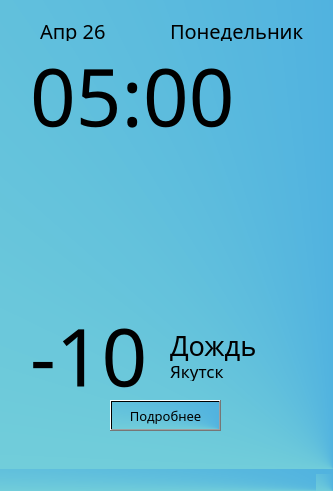
Above: 5.ui from Animila/PyWeather before the change. Below: the same form after it.
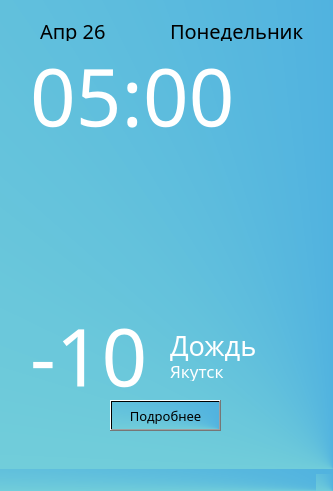
That is the form after the change. Icons and pictures are not drawn.

```diff
--- a/5.ui
+++ b/5.ui
@@ -33,7 +33,8 @@
      </font>
     </property>
     <property name="styleSheet">
-     <string notr="true">background-color: None;</string>
+     <string notr="true">background-color: None;
+color: rgb(255, 255, 255);</string>
     </property>
     <property name="text">
      <string>05:00</string>
@@ -74,10 +75,13 @@
      <font>
       <family>Dubai Medium</family>
       <pointsize>20</pointsize>
+      <underline>false</underline>
+      <strikeout>false</strikeout>
      </font>
     </property>
     <property name="styleSheet">
-     <string notr="true">background-color: None;</string>
+     <string notr="true">background-color: None;
+color: rgb(255, 255, 255);</string>
     </property>
     <property name="text">
      <string>Дождь</string>
@@ -99,7 +103,8 @@
      </font>
     </property>
     <property name="styleSheet">
-     <string notr="true">background-color: None;</string>
+     <string notr="true">background-color: None;
+color: rgb(255, 255, 255);</string>
     </property>
     <property name="text">
      <string>-10</string>
@@ -121,7 +126,8 @@
      </font>
     </property>
     <property name="styleSheet">
-     <string notr="true">background-color: None;</string>
+     <string notr="true">background-color: None;
+color: rgb(255, 255, 255);</string>
     </property>
     <property name="text">
      <string>Якутск</string>
```
